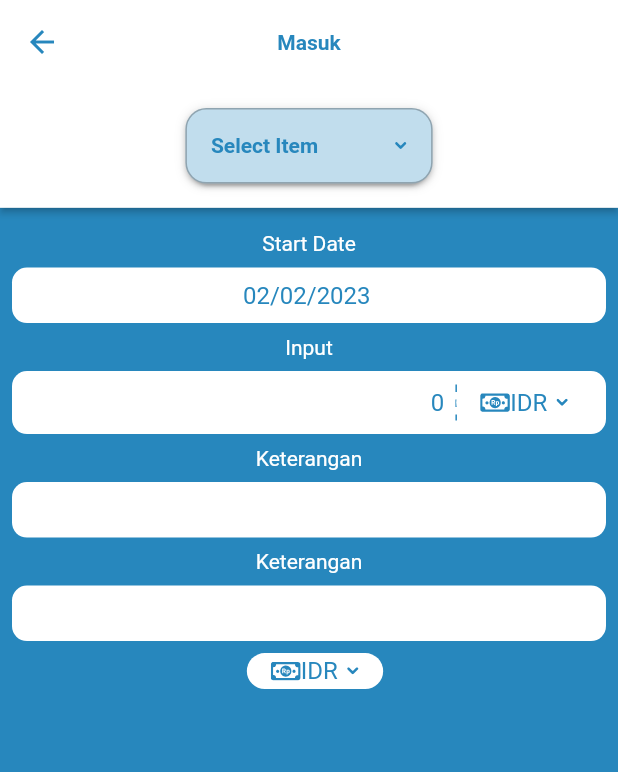
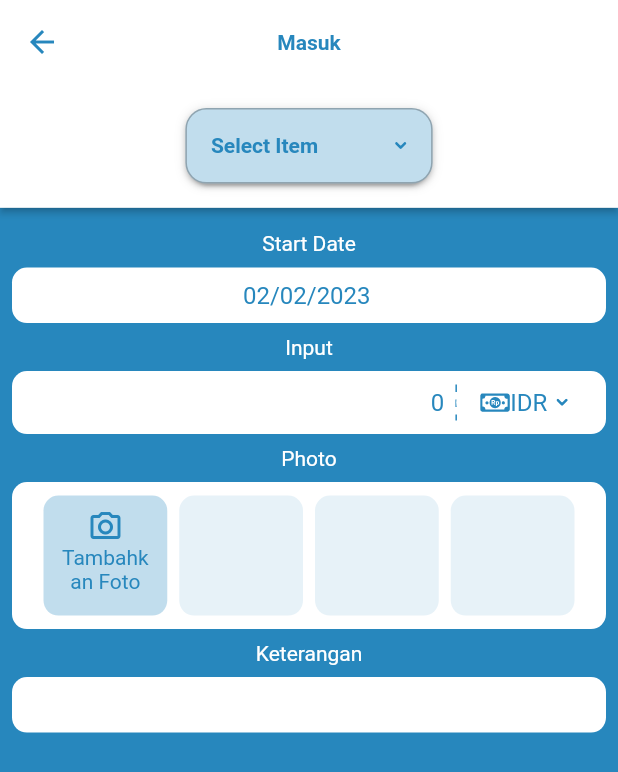
Before and after one commit to imaldi/app_keuangan, a Flutter app: the MasukScreen screen opened by its route, on a phone screen of 412 x 824 dp. Shown: the top 772 px of the screen. Run offline on Flutter 3.47's test engine with Material 2 defaults, Android fonts, the phone set to English and light mode, and no system bars; drawn by our look-alikes of dropdown_button2; our stand-ins replace auto_route, bloc, dartz, dotted_decoration, equatable, flutter_svg and 3 more.

Commit message:
done display Photo Field

```diff
--- a/lib/presentation/screens/masuk_screen.dart
+++ b/lib/presentation/screens/masuk_screen.dart
@@ -16,10 +16,10 @@ class MasukScreen extends StatefulWidget {
   const MasukScreen({Key? key}) : super(key: key);
 
   @override
-  _MasukScreenState createState() => _MasukScreenState();
+  MasukScreenState createState() => MasukScreenState();
 }
 
-class _MasukScreenState extends State<MasukScreen> {
+class MasukScreenState extends State<MasukScreen> {
   final List<String> items = [
     'Item1',
     'Item2',
@@ -31,13 +31,15 @@ class _MasukScreenState extends State<MasukScreen> {
     'Item8',
   ];
   String? selectedValue;
-  var tanggalController = TextEditingController(text: DateFormat("dd/MM/yyyy").format(DateTime.now()).toString());
+  var tanggalController = TextEditingController(
+      text: DateFormat("dd/MM/yyyy").format(DateTime.now()).toString());
   var inputController = TextEditingController();
+
   @override
   Widget build(BuildContext context) {
     return Scaffold(
       appBar: AppBar(
-        title: Text("Masuk"),
+        title: const Text("Masuk"),
         elevation: 0,
       ),
       body: SingleChildScrollView(
@@ -58,7 +60,7 @@ class _MasukScreenState extends State<MasukScreen> {
                     child: DropdownButtonHideUnderline(
                       child: DropdownButton2(
                         isDense: true,
-                        hint: Text(
+                        hint: const Text(
                           'Select Item',
                           style: TextStyle(
                             fontSize: 14,
@@ -119,7 +121,9 @@ class _MasukScreenState extends State<MasukScreen> {
                     ),
                   )),
             ),
-            SizedBox(height: sizeMedium,),
+            const SizedBox(
+              height: sizeMedium,
+            ),
             const CustomText(
               "Start Date",
               color: Colors.white,
@@ -128,11 +132,18 @@ class _MasukScreenState extends State<MasukScreen> {
                 margin: const EdgeInsets.all(sizeNormal),
                 child: GestureDetector(
                   onTap: () async {
-                    var newDate = await showDatePicker(context: context, initialDate: DateTime.now(), firstDate: DateTime(2000), lastDate: DateTime(2100));
+                    var newDate = await showDatePicker(
+                        context: context,
+                        initialDate: DateTime.now(),
+                        firstDate: DateTime(2000),
+                        lastDate: DateTime(2100));
                     setState(() {
-                      tanggalController.text = DateFormat("dd/MM/yyyy").format(newDate ?? DateTime.now()).toString();
+                      tanggalController.text = DateFormat("dd/MM/yyyy")
+                          .format(newDate ?? DateTime.now())
+                          .toString();
                     });
-                  },child: NoUnderlineTextFormField(
+                  },
+                  child: NoUnderlineTextFormField(
                     controller: tanggalController,
                     enabled: false,
                     textAlign: TextAlign.center,
@@ -150,33 +161,82 @@ class _MasukScreenState extends State<MasukScreen> {
                     Expanded(
                       child: NoUnderlineTextFormField(
                         style: const TextStyle(color: primaryColor),
-                        decoration: InputDecoration(
-                            hintStyle: const TextStyle(color: primaryColor),
-                            hintText: "0",
+                        decoration: const InputDecoration(
+                          hintStyle: TextStyle(color: primaryColor),
+                          hintText: "0",
                         ),
                         keyboardType: TextInputType.number,
                         textAlign: TextAlign.right,
-                        controller: inputController,),
+                        controller: inputController,
+                      ),
                     ),
-                    MainCurrencyDropdown(),
+                    const MainCurrencyDropdown(),
                   ],
+                )),
+            const CustomText(
+              "Photo",
+              color: Colors.white,
+            ),
+            RoundedContainer(
+                margin: const EdgeInsets.all(sizeNormal),
+                padding: const EdgeInsets.symmetric(horizontal: sizeMedium),
+                child: IntrinsicHeight(
+                  child: Row(
+                    children: [
+                      Expanded(
+                          child: RoundedContainer(
+                        constraints: const BoxConstraints(minHeight: 80),
+                        margin: const EdgeInsets.symmetric(
+                            vertical: sizeNormal, horizontal: sizeSmall),
+                        boxDecoration: const BoxDecoration(color: accentColor),
+                        child: Column(
+                          children: const [
+                            Icon(
+                              Icons.camera_alt_outlined,
+                              color: primaryColor,
+                            ),
+                            CustomText(
+                              "Tambahkan Foto",
+                              textAlign: TextAlign.center,
+                              color: primaryColor,
+                            ),
+                          ],
+                        ),
+                      )),
+                      Expanded(
+                          child: RoundedContainer(
+                        margin: const EdgeInsets.symmetric(
+                            vertical: sizeNormal, horizontal: sizeSmall),
+                        boxDecoration:
+                            BoxDecoration(color: accentColor.withAlpha(99)),
+                        child: Container(),
+                      )),
+                      Expanded(
+                          child: RoundedContainer(
+                        margin: const EdgeInsets.symmetric(
+                            vertical: sizeNormal, horizontal: sizeSmall),
+                        boxDecoration:
+                            BoxDecoration(color: accentColor.withAlpha(99)),
+                        child: Container(),
+                      )),
+                      Expanded(
+                          child: RoundedContainer(
+                        margin: const EdgeInsets.symmetric(
+                            vertical: sizeNormal, horizontal: sizeSmall),
+                        boxDecoration:
+                            BoxDecoration(color: accentColor.withAlpha(99)),
+                        child: Container(),
+                      )),
+                    ],
+                  ),
                 )),
             const CustomText(
               "Keterangan",
               color: Colors.white,
             ),
             const RoundedContainer(
-                margin: const EdgeInsets.all(sizeNormal),
+                margin: EdgeInsets.all(sizeNormal),
                 child: NoUnderlineTextFormField()),
-            const CustomText(
-              "Keterangan",
-              color: Colors.white,
-            ),
-            const RoundedContainer(
-                margin: const EdgeInsets.all(sizeNormal),
-                child: NoUnderlineTextFormField()),
-
-            const MainCurrencyDropdown(),
           ],
         ),
       ),
```
